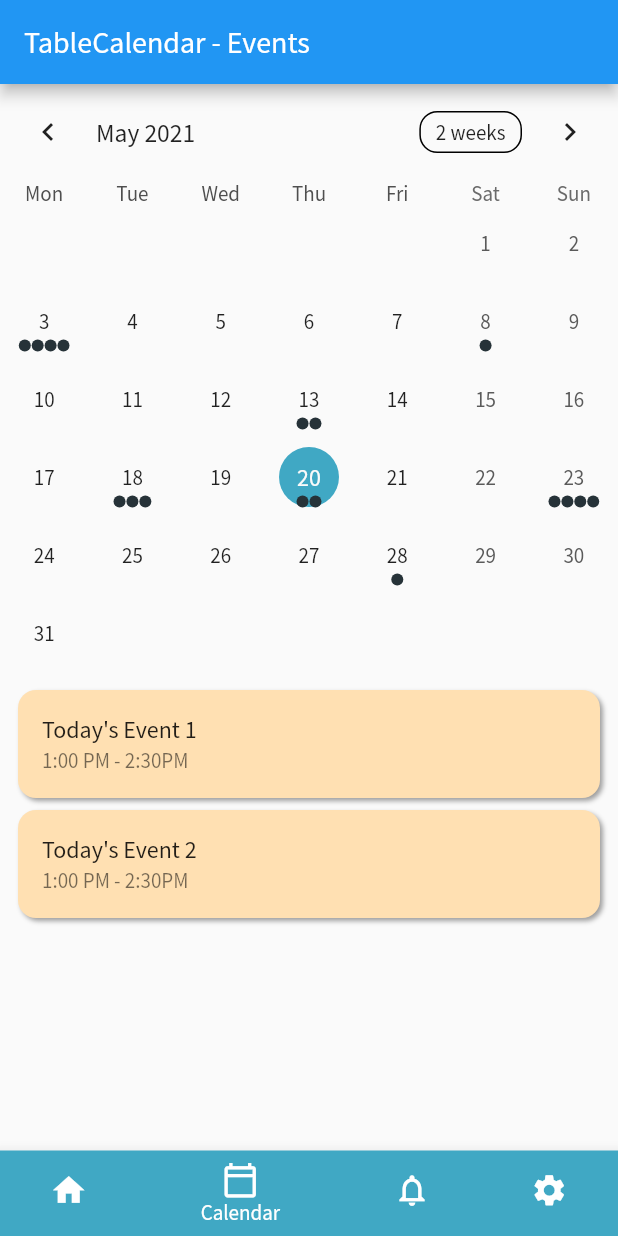
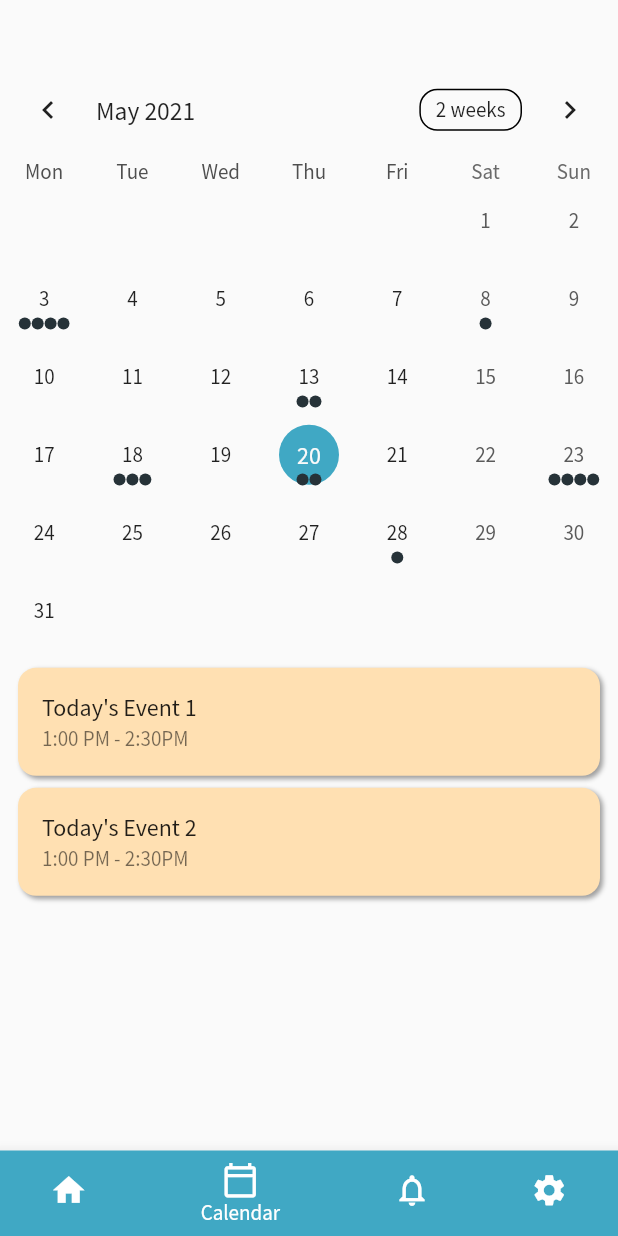
Before and after one commit to iMaro40/CS192_S2_Group5, a Flutter app: the screen it shows once a user with an empty profile is signed in, item 2 of the bottom bar chosen, on a phone screen of 412 x 824 dp. Run offline on Flutter 3.47's test engine with Material 2 defaults, Android fonts, the phone set to English and light mode, and no system bars; drawn by our look-alikes of table_calendar; our stand-ins replace cloud_firestore, firebase_auth, firebase_core, ionicons; missing offline and left inert: dart:ffi; accounts and stored records are empty.

Commit message:
Fix calendar UI

```diff
--- a/lib/views/calendar.dart
+++ b/lib/views/calendar.dart
@@ -83,15 +83,13 @@ class _Calendar extends State<Calendar> {
     final DBService db = DBService();
 
     return Scaffold(
-      appBar: AppBar(
-        title: Text('TableCalendar - Events'),
-      ),
       body:
       FutureBuilder(
           future: db.getEvents(),
           builder: (context, snapshot) {
             return Column(
               children: [
+              SizedBox(height: MediaQuery.of(context).size.height * 0.05),
               TableCalendar<Event>(
                 firstDay: kFirstDay,
                 lastDay: kLastDay,
```
